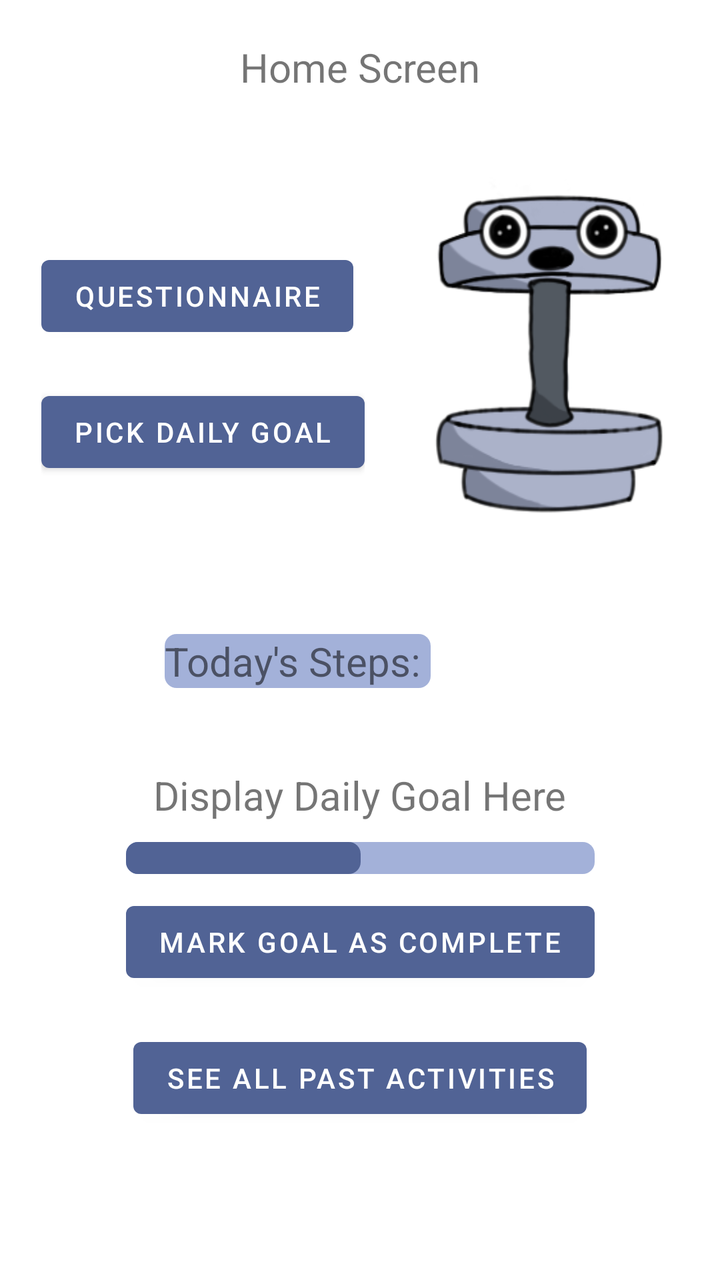
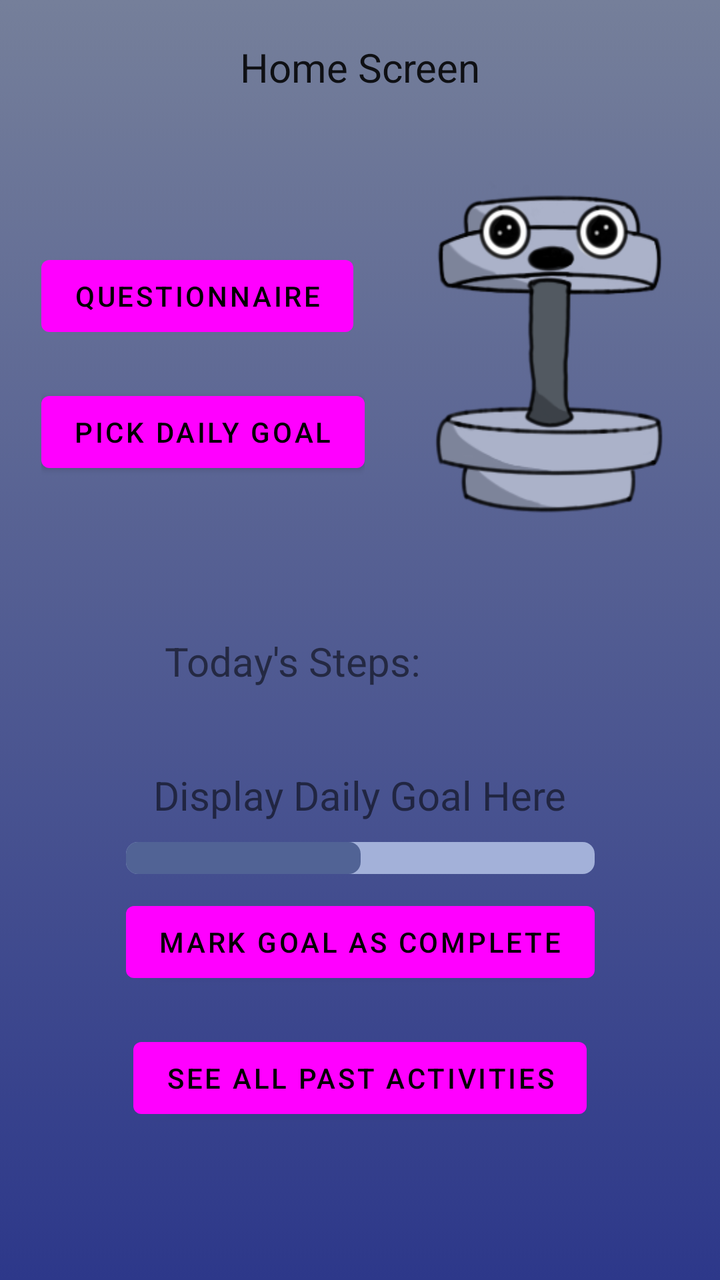

Before-and-after screenshots of an Android layout around one commit, followed by the original layout XML and the change that was made.
<!-- AndroidManifest.xml: application theme Theme.SELab23B02 -->
<!-- res/layout/fragment_home.xml -->
<?xml version="1.0" encoding="utf-8"?>
<androidx.constraintlayout.widget.ConstraintLayout xmlns:android="http://schemas.android.com/apk/res/android"
    xmlns:app="http://schemas.android.com/apk/res-auto"
    xmlns:tools="http://schemas.android.com/tools"
    android:layout_width="match_parent"
    android:layout_height="match_parent"
    tools:context=".HomeFragment">


    <ScrollView
        android:layout_width="match_parent"
        android:layout_height="match_parent"
        app:layout_constraintBottom_toBottomOf="parent"
        app:layout_constraintLeft_toLeftOf="parent"
        app:layout_constraintRight_toRightOf="parent"
        app:layout_constraintTop_toTopOf="parent">

        <androidx.constraintlayout.widget.ConstraintLayout
            android:layout_width="match_parent"
            android:layout_height="match_parent">

            <TextView
                android:id="@+id/tvHomeTitle"
                android:layout_width="wrap_content"
                android:layout_height="wrap_content"
                android:layout_gravity="center"
                android:layout_marginTop="20dp"
                android:text="Home Screen"
                android:textSize="20sp"
                app:layout_constraintLeft_toLeftOf="parent"
                app:layout_constraintRight_toRightOf="parent"
                app:layout_constraintTop_toTopOf="parent" />

            <LinearLayout

                android:id="@+id/linearLayoutHomeUpper"
                android:layout_width="wrap_content"
                android:layout_height="wrap_content"
                android:layout_marginTop="20dp"
                android:divider="@drawable/divider_big"
                android:gravity="center"
                android:orientation="horizontal"
                android:showDividers="middle"
                app:layout_constraintLeft_toLeftOf="parent"
                app:layout_constraintRight_toRightOf="parent"
                app:layout_constraintTop_toBottomOf="@id/tvHomeTitle">

                <LinearLayout
                    android:id="@+id/linearLayoutHomeLittleBeing"
                    android:layout_width="wrap_content"
                    android:layout_height="wrap_content"
                    android:layout_gravity="center"
                    android:orientation="vertical"
                    app:layout_constraintLeft_toLeftOf="parent"
                    app:layout_constraintRight_toRightOf="parent"
                    app:layout_constraintTop_toBottomOf="@id/buttonLittleBeing">

                    <Button
                        android:id="@+id/btHomeQuestionnaire"
                        android:layout_width="wrap_content"
                        android:layout_height="wrap_content"
                        android:layout_marginTop="20dp"
                        android:onClick="QuestionnaireClicked"
                        android:text="Questionnaire" />

                    <Button
                        android:id="@+id/btHomeDailyGoal"
                        android:layout_width="wrap_content"
                        android:layout_height="wrap_content"
                        android:layout_marginTop="20dp"
                        android:onClick="PickDailyGoalClicked"
                        android:text="Pick Daily Goal" />
                </LinearLayout>

                <ImageButton
                    android:id="@+id/buttonLittleBeing"
                    android:layout_width="132dp"
                    android:layout_height="210dp"
                    android:background="@drawable/little_being" />
            </LinearLayout>

            <TextView
                android:id="@+id/textViewStepCount"
                android:layout_width="wrap_content"
                android:layout_height="wrap_content"
                android:layout_marginTop="40dp"
                android:text="Today's Steps: "
                android:textSize="20sp"
                app:layout_constraintLeft_toLeftOf="parent"
                app:layout_constraintRight_toRightOf="@id/linearLayoutHomeDailyGoal"
                app:layout_constraintTop_toBottomOf="@id/linearLayoutHomeUpper"
                android:background="@drawable/progress_bar_background"/>

            <LinearLayout
                android:id="@+id/linearLayoutHomeDailyGoal"
                android:layout_width="wrap_content"
                android:layout_height="wrap_content"
                android:layout_marginTop="40dp"
                android:divider="@drawable/divider"
                android:gravity="center"
                android:orientation="vertical"
                android:showDividers="middle"

                app:layout_constraintLeft_toLeftOf="parent"
                app:layout_constraintRight_toRightOf="parent"
                app:layout_constraintTop_toBottomOf="@+id/textViewStepCount">

                <TextView
                    android:id="@+id/DailyGoalTxt"
                    android:layout_width="wrap_content"
                    android:layout_height="wrap_content"
                    android:text="Display Daily Goal Here"
                    android:textSize="20sp" />

                <ProgressBar
                    android:id="@+id/DailyGoalProgressBar"
                    style="?android:progressBarStyleHorizontal"
                    android:layout_width="match_parent"
                    android:layout_height="wrap_content"
                    android:indeterminate="false"
                    android:max="100"
                    android:progress="50"
                    android:progressDrawable="@drawable/progress_bar_background" />

                <Button
                    android:id="@+id/btHomeGoalComplete"
                    android:layout_width="wrap_content"
                    android:layout_height="wrap_content"
                    android:onClick="markGoalAsCompleteClicked"
                    android:text="Mark Goal as Complete" />

            </LinearLayout>

            <Button
                android:id="@+id/SeeAllPastActivitiesButton"
                android:layout_width="wrap_content"
                android:layout_height="wrap_content"
                android:layout_marginTop="20dp"
                android:onClick="seeAllPastActivitiesClicked"
                android:text="See all past activities"
                app:layout_constraintBottom_toBottomOf="parent"
                app:layout_constraintLeft_toLeftOf="parent"
                app:layout_constraintRight_toRightOf="parent"
                app:layout_constraintTop_toBottomOf="@+id/linearLayoutHomeDailyGoal" />
        </androidx.constraintlayout.widget.ConstraintLayout>
    </ScrollView>

</androidx.constraintlayout.widget.ConstraintLayout>
<!-- resources referenced by this layout -->
<resources>
  <!-- drawable divider (drawable) -->
  <?xml version="1.0" encoding="utf-8"?>
  <shape xmlns:android="http://schemas.android.com/apk/res/android">
      <size
          android:height="10dp"
          android:width="5dp"
          />
  </shape>
  <!-- drawable divider_big (drawable) -->
  <?xml version="1.0" encoding="utf-8"?>
  <shape xmlns:android="http://schemas.android.com/apk/res/android">
      <size
          android:height="0dp"
          android:width="25dp"
          />
  </shape>
  <!-- drawable little_being: png bitmap (drawable, 34207 bytes) -->
  <!-- drawable progress_bar_background (drawable) -->
  <?xml version="1.0" encoding="utf-8"?>
  <layer-list xmlns:android="http://schemas.android.com/apk/res/android">
      <item android:id="@android:id/background">
          <shape android:shape="rectangle">
              <corners android:radius="6dp"/>
              <solid android:color="#a3b1d9"/>
          </shape>
      </item>
  
      <item android:id="@+id/progress">
          <scale android:scaleWidth="100%">
              <shape android:shape="rectangle">
                  <corners android:radius="6dp"/>
                  <solid android:color="@color/accent_color"/>
              </shape>
  
          </scale>
      </item>
  
  </layer-list>
  <style name="Theme.SELab23B02" parent="Theme.MaterialComponents.DayNight.DarkActionBar">
          
          <item name="colorPrimary">@color/accent_color</item>
          <item name="colorPrimaryVariant">@color/accent_color</item>
          <item name="colorOnPrimary">@color/white</item>
          
          <item name="colorSecondary">@color/teal_200</item>
          <item name="colorSecondaryVariant">@color/teal_700</item>
          <item name="colorOnSecondary">@color/black</item>
          
          <item name="android:statusBarColor">?attr/colorPrimaryVariant</item>
          
      </style>
  <color name="accent_color">#516395</color>
  <color name="white">#FFFFFFFF</color>
  <color name="teal_200">#FF03DAC5</color>
  <color name="teal_700">#FF018786</color>
  <color name="black">#FF000000</color>
</resources>

<!-- the commit's change to res/layout/fragment_home.xml (unified diff, before → after) -->
@@ -4,10 +4,13 @@
     xmlns:tools="http://schemas.android.com/tools"
     android:layout_width="match_parent"
     android:layout_height="match_parent"
-    tools:context=".HomeFragment">
+    tools:context=".HomeFragment"
+    android:background="@drawable/blue_dark_mode_background"
+    android:id="@+id/homeFragment">
 
 
     <ScrollView
+        android:id="@+id/scrollViewHome"
         android:layout_width="match_parent"
         android:layout_height="match_parent"
         app:layout_constraintBottom_toBottomOf="parent"
@@ -27,6 +30,8 @@
                 android:layout_marginTop="20dp"
                 android:text="Home Screen"
                 android:textSize="20sp"
+                android:textAppearance="?android:attr/textAppearanceLarge"
+
                 app:layout_constraintLeft_toLeftOf="parent"
                 app:layout_constraintRight_toRightOf="parent"
                 app:layout_constraintTop_toTopOf="parent" />
@@ -61,7 +66,9 @@
                         android:layout_height="wrap_content"
                         android:layout_marginTop="20dp"
                         android:onClick="QuestionnaireClicked"
-                        android:text="Questionnaire" />
+                        android:text="Questionnaire"
+
+                        />
 
                     <Button
                         android:id="@+id/btHomeDailyGoal"
@@ -88,8 +95,7 @@
                 android:textSize="20sp"
                 app:layout_constraintLeft_toLeftOf="parent"
                 app:layout_constraintRight_toRightOf="@id/linearLayoutHomeDailyGoal"
-                app:layout_constraintTop_toBottomOf="@id/linearLayoutHomeUpper"
-                android:background="@drawable/progress_bar_background"/>
+                app:layout_constraintTop_toBottomOf="@id/linearLayoutHomeUpper" />
 
             <LinearLayout
                 android:id="@+id/linearLayoutHomeDailyGoal"
<!-- resource entries referenced after the edit -->
@@ -1,5 +1,19 @@
 <!-- resources referenced by this layout -->
 <resources>
+  <!-- drawable blue_dark_mode_background (drawable) -->
+  <?xml version="1.0" encoding="utf-8"?>
+  <selector xmlns:android="http://schemas.android.com/apk/res/android">
+      <item>
+          <shape>
+              <gradient
+                  android:type="linear"
+                  android:startColor="#757F9A"
+                  android:endColor="#2d388a"
+                  android:angle="270"
+                  />
+          </shape>
+      </item>
+  </selector>
   <!-- drawable divider (drawable) -->
   <?xml version="1.0" encoding="utf-8"?>
   <shape xmlns:android="http://schemas.android.com/apk/res/android">
@@ -40,9 +54,9 @@
   </layer-list>
   <style name="Theme.SELab23B02" parent="Theme.MaterialComponents.DayNight.DarkActionBar">
           
-          <item name="colorPrimary">@color/accent_color</item>
+          <item name="colorPrimary">@color/off_white</item>
           <item name="colorPrimaryVariant">@color/accent_color</item>
-          <item name="colorOnPrimary">@color/white</item>
+          <item name="colorOnPrimary">@color/black</item>
           
           <item name="colorSecondary">@color/teal_200</item>
           <item name="colorSecondaryVariant">@color/teal_700</item>
@@ -52,7 +66,6 @@
           
       </style>
   <color name="accent_color">#516395</color>
-  <color name="white">#FFFFFFFF</color>
   <color name="teal_200">#FF03DAC5</color>
   <color name="teal_700">#FF018786</color>
   <color name="black">#FF000000</color>
